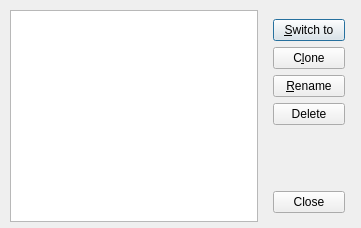
This is sessionmanager.ui in neundorf/CuteCom as Qt 5 draws it before an edit. The edited form follows.
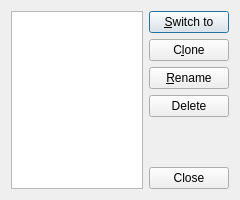
This is the edited form. Icons and pictures are not drawn.

```diff
--- a/sessionmanager.ui
+++ b/sessionmanager.ui
@@ -6,8 +6,8 @@
    <rect>
     <x>0</x>
     <y>0</y>
-    <width>361</width>
-    <height>228</height>
+    <width>240</width>
+    <height>200</height>
    </rect>
   </property>
   <property name="windowTitle">
@@ -17,38 +17,32 @@
    <iconset resource="resources.qrc">
     <normaloff>:/images/terminal.svg</normaloff>:/images/terminal.svg</iconset>
   </property>
-  <widget class="QWidget" name="layoutWidget">
-   <property name="geometry">
-    <rect>
-     <x>10</x>
-     <y>10</y>
-     <width>344</width>
-     <height>212</height>
-    </rect>
-   </property>
    <layout class="QHBoxLayout" name="main_layout">
-    <property name="sizeConstraint">
-     <enum>QLayout::SetMinAndMaxSize</enum>
-    </property>
     <item>
      <widget class="QListWidget" name="m_session_list">
-      <property name="minimumSize">
-       <size>
-        <width>170</width>
-        <height>190</height>
-       </size>
+     <property name="sizePolicy">
+      <sizepolicy hsizetype="Expanding" vsizetype="Expanding">
+       <horstretch>1</horstretch>
+       <verstretch>1</verstretch>
+      </sizepolicy>
       </property>
      </widget>
     </item>
     <item>
      <widget class="QFrame" name="m_layout_button_row">
-      <property name="minimumSize">
-       <size>
-        <width>20</width>
-        <height>150</height>
-       </size>
-      </property>
       <layout class="QVBoxLayout" name="vertical_layout">
+      <property name="leftMargin">
+       <number>0</number>
+      </property>
+      <property name="topMargin">
+       <number>0</number>
+      </property>
+      <property name="rightMargin">
+       <number>0</number>
+      </property>
+      <property name="bottomMargin">
+       <number>0</number>
+      </property>
        <item>
         <widget class="QPushButton" name="m_bt_switch">
          <property name="text">
@@ -101,7 +95,6 @@
      </widget>
     </item>
    </layout>
-  </widget>
  </widget>
  <resources>
   <include location="resources.qrc"/>
```
Lines whose indentation alone changed are shown as unchanged.
